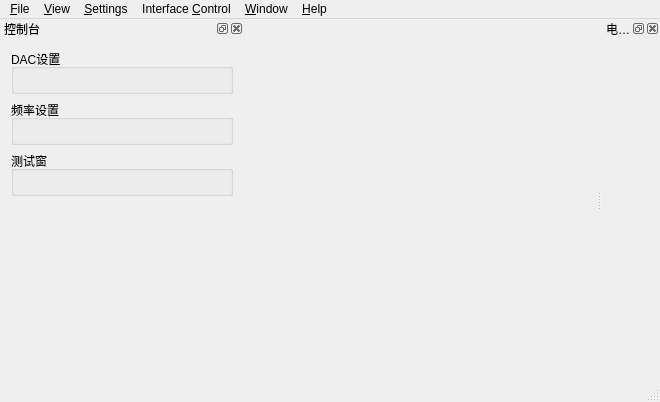
The window that trunk/soft/zebra-tester/mainwindow.ui (Quenii/ADCEVM-minor) describes before a commit, drawn with Qt 5.
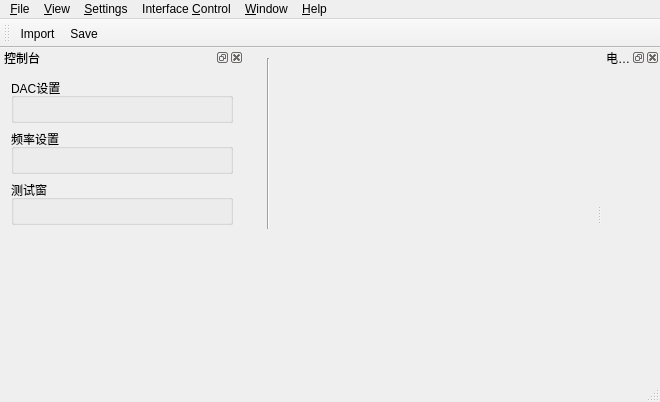
The same window after the commit. Icons and pictures are not drawn. Custom widgets are drawn as their Qt base class.

The edit to the form file:
```diff
--- a/trunk/soft/zebra-tester/mainwindow.ui
+++ b/trunk/soft/zebra-tester/mainwindow.ui
@@ -23,7 +23,21 @@
     </property>
     <item row="0" column="0">
      <widget class="QStackedWidget" name="stackedWidget">
-      <widget class="QWidget" name="page"/>
+      <widget class="QWidget" name="page">
+       <widget class="Line" name="line">
+        <property name="geometry">
+         <rect>
+          <x>10</x>
+          <y>10</y>
+          <width>16</width>
+          <height>171</height>
+         </rect>
+        </property>
+        <property name="orientation">
+         <enum>Qt::Vertical</enum>
+        </property>
+       </widget>
+      </widget>
       <widget class="QWidget" name="page_2"/>
      </widget>
     </item>
@@ -42,8 +56,8 @@
     <property name="title">
      <string>&amp;File</string>
     </property>
-    <addaction name="actionFile"/>
-    <addaction name="action_Save"/>
+    <addaction name="actionFileImport"/>
+    <addaction name="actionFileSave"/>
     <addaction name="actionE_xit"/>
    </widget>
    <widget class="QMenu" name="menu_View">
@@ -200,12 +214,33 @@
     </layout>
    </widget>
   </widget>
-  <action name="actionFile">
+  <widget class="QToolBar" name="toolBar">
+   <property name="windowTitle">
+    <string>toolBar</string>
+   </property>
+   <attribute name="toolBarArea">
+    <enum>TopToolBarArea</enum>
+   </attribute>
+   <attribute name="toolBarBreak">
+    <bool>false</bool>
+   </attribute>
+   <addaction name="actionFileImport"/>
+   <addaction name="actionFileSave"/>
+  </widget>
+  <action name="actionFileImport">
+   <property name="icon">
+    <iconset resource="zebra-tester.qrc">
+     <normaloff>:/images/images/open.png</normaloff>:/images/images/open.png</iconset>
+   </property>
    <property name="text">
     <string>&amp;Import</string>
    </property>
   </action>
-  <action name="action_Save">
+  <action name="actionFileSave">
+   <property name="icon">
+    <iconset resource="zebra-tester.qrc">
+     <normaloff>:/images/images/save.png</normaloff>:/images/images/save.png</iconset>
+   </property>
    <property name="text">
     <string>&amp;Save</string>
    </property>
```
Left out of the diff: 4 changed lines with no effect on the pictures.
